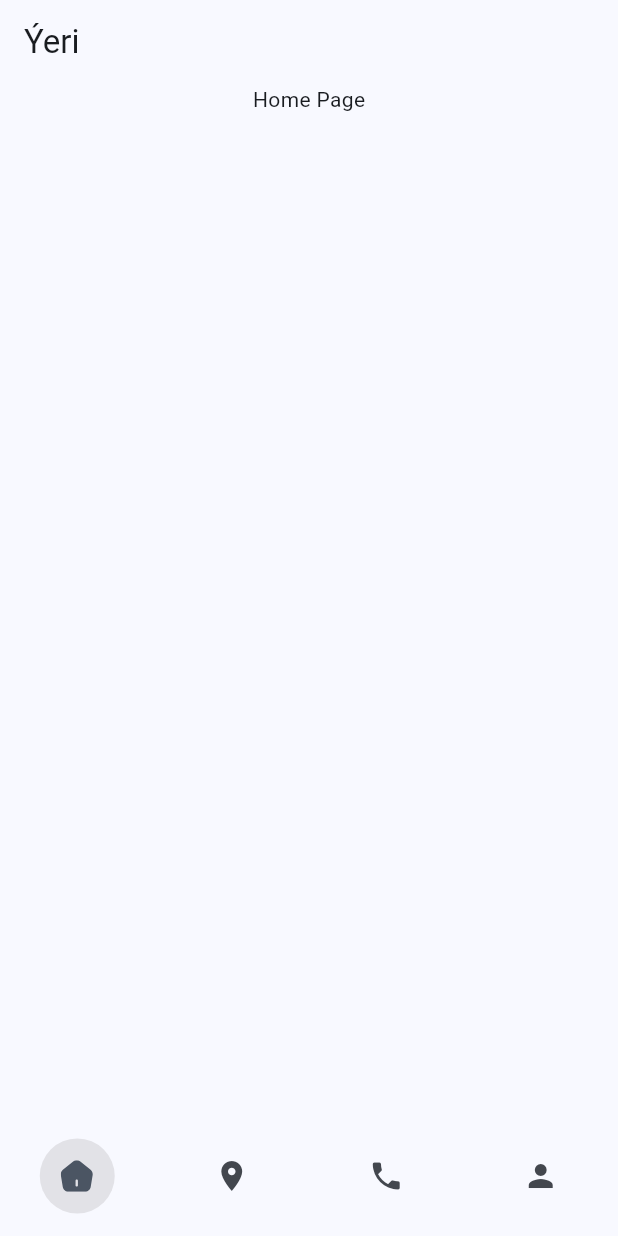
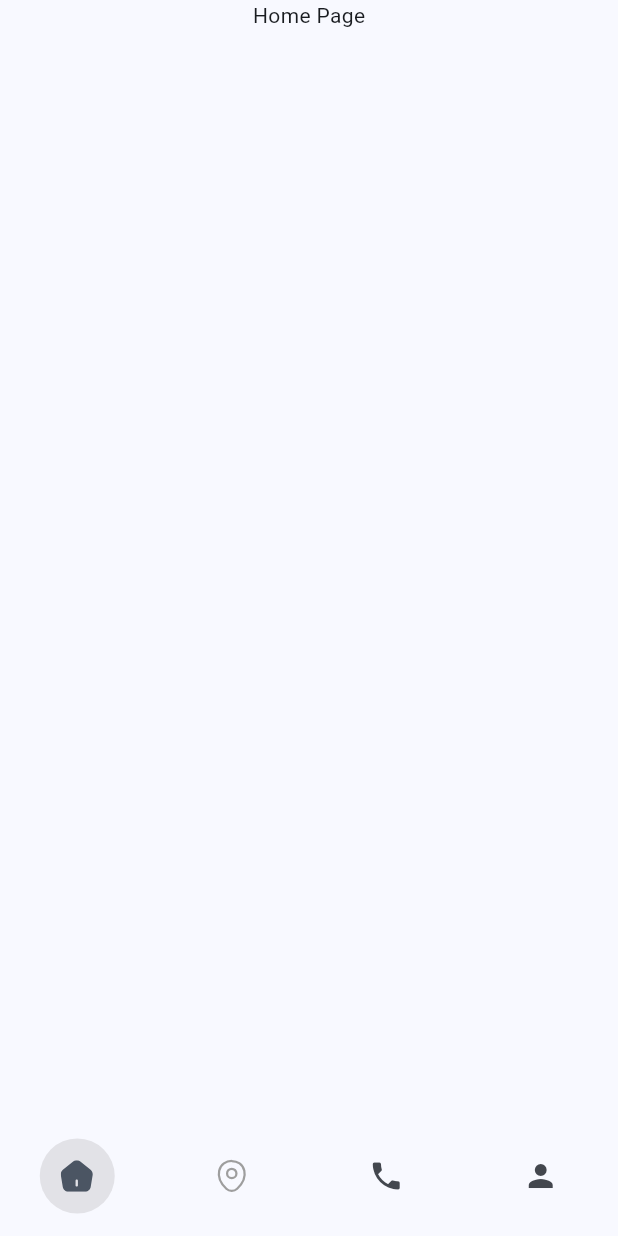
Before and after one commit to begencyazlyyev/pharmacy_application, a Flutter app: the screen it shows after launch, on a phone screen of 412 x 824 dp. Run offline on Flutter 3.47's test engine with Material 3 defaults, Android fonts, the phone set to English and light mode, and no system bars; our stand-ins replace flutter_svg.

Commit message:
navbar update

```diff
--- a/lib/components/navbar_widget.dart
+++ b/lib/components/navbar_widget.dart
@@ -35,7 +35,7 @@ class NavbarWidget extends StatelessWidget {
                   ),
                   child: Center(
                     child: SvgPicture.asset(
-                      'assets/svg/vector.svg',
+                      'assets/svg/home-filled.svg',
                       width: 22,
                       height: 22,
                       colorFilter: const ColorFilter.mode(
@@ -47,7 +47,7 @@ class NavbarWidget extends StatelessWidget {
                 ),
 
                 icon: SvgPicture.asset(
-                  'assets/svg/vector.svg',
+                  'assets/svg/home-outlined.svg',
                   width: 24,
                   height: 24,
                   colorFilter: const ColorFilter.mode(
@@ -55,22 +55,42 @@ class NavbarWidget extends StatelessWidget {
                     BlendMode.srcIn,
                   ),
                 ),
-
                 label: 'Home',
               ),
+              // Todo
               NavigationDestination(
                 selectedIcon: Container(
-                  width: 48,
-                  height: 48,
+                  width: 50,
+                  height: 50,
                   decoration: BoxDecoration(
-                    color: Colors.blue.withOpacity(0.2),
+                    color: Color.fromARGB(255, 226, 226, 231),
                     shape: BoxShape.circle,
                   ),
-                  child: const Icon(Icons.location_on, color: Colors.blue),
+                  child: Center(
+                    child: SvgPicture.asset(
+                      'assets/svg/location-filled.svg',
+                      width: 22,
+                      height: 22,
+                      colorFilter: const ColorFilter.mode(
+                        Color(0xFF4B5563),
+                        BlendMode.srcIn,
+                      ),
+                    ),
+                  ),
                 ),
-                icon: const Icon(Icons.location_on),
-                label: "Location",
+
+                icon: SvgPicture.asset(
+                  'assets/svg/location-outlined.svg',
+                  width: 24,
+                  height: 24,
+                  colorFilter: const ColorFilter.mode(
+                    Colors.grey,
+                    BlendMode.srcIn,
+                  ),
+                ),
+                label: 'Location',
               ),
+
               NavigationDestination(
                 selectedIcon: Container(
                   width: 48,
--- a/lib/view/widget_tree.dart
+++ b/lib/view/widget_tree.dart
@@ -1,7 +1,6 @@
 // ignore_for_file: deprecated_member_use
 
 import 'package:flutter/material.dart';
-import 'package:flutter_svg/svg.dart';
 import 'package:pharmacy_app/components/navbar_widget.dart';
 import 'package:pharmacy_app/data/notifiers.dart';
 import 'package:pharmacy_app/view/pages/home_page.dart';
@@ -22,12 +21,13 @@ class _WidgetTreeState extends State<WidgetTree> {
   @override
   Widget build(BuildContext context) {
     return Scaffold(
-      appBar: AppBar(title: Text("Ýeri")),
-      body: ValueListenableBuilder(
-        valueListenable: selectedPageNotifier,
-        builder: (context, selectedPage, child) {
-          return pages[selectedPage];
-        },
+      body: SafeArea(
+        child: ValueListenableBuilder(
+          valueListenable: selectedPageNotifier,
+          builder: (context, selectedPage, child) {
+            return pages[selectedPage];
+          },
+        ),
       ),
       bottomNavigationBar: NavbarWidget(),
     );
```
Also changed, not shown: assets/svg/home-filled.svg (renamed from assets/svg/vector.svg), assets/svg/home-outlined.svg (added), assets/svg/location-filled.svg (added), assets/svg/location-outlined.svg (added).
